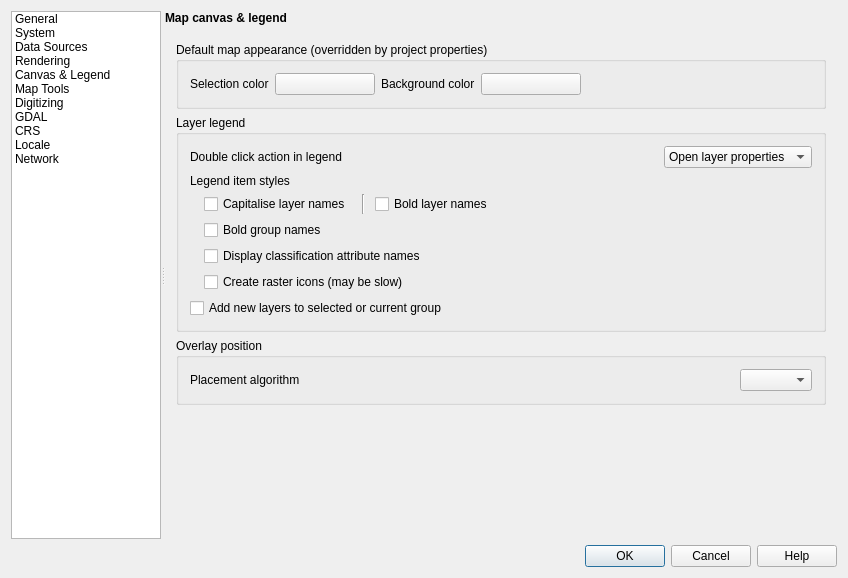
First picture: the form in src/ui/qgsoptionsbase.ui, repository qgis/QGIS, before the edit.
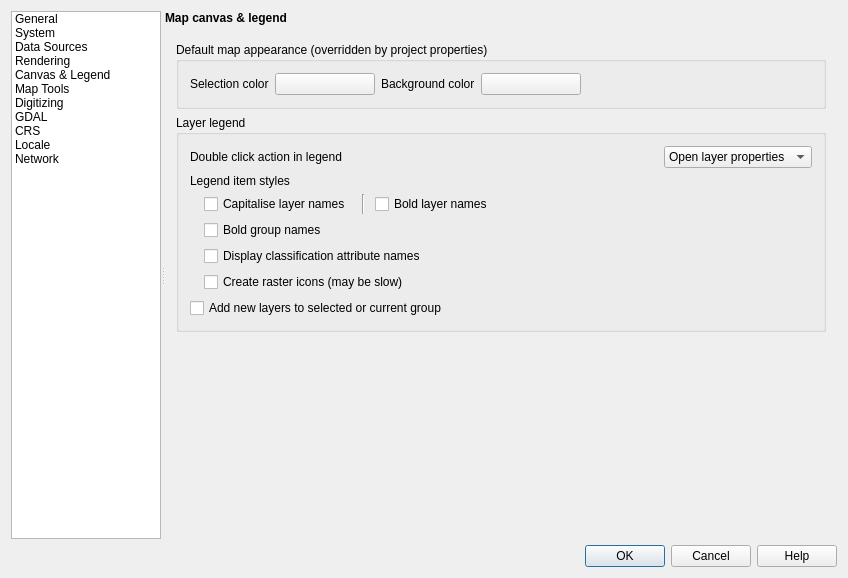
Second picture: the form after the edit. The open tabs and pages were chosen to show the change. Icons and pictures are not drawn. Custom widgets are drawn as their Qt base class.

Commit message: Clean up code related to old overlay object system

Patch:
```diff
--- a/src/ui/qgsoptionsbase.ui
+++ b/src/ui/qgsoptionsbase.ui
@@ -2092,8 +2092,8 @@
                <rect>
                 <x>0</x>
                 <y>0</y>
-                <width>452</width>
-                <height>357</height>
+                <width>687</width>
+                <height>523</height>
                </rect>
               </property>
               <layout class="QVBoxLayout" name="verticalLayout_25">
@@ -2348,38 +2348,6 @@
                  </layout>
                 </widget>
                </item>
-               <item>
-                <widget class="QGroupBox" name="mPositionGroupBox">
-                 <property name="title">
-                  <string>Overlay position</string>
-                 </property>
-                 <layout class="QHBoxLayout" name="horizontalLayout_4">
-                  <item>
-                   <widget class="QLabel" name="mAlgorithmLabel">
-                    <property name="text">
-                     <string>Placement algorithm</string>
-                    </property>
-                   </widget>
-                  </item>
-                  <item>
-                   <spacer>
-                    <property name="orientation">
-                     <enum>Qt::Horizontal</enum>
-                    </property>
-                    <property name="sizeHint" stdset="0">
-                     <size>
-                      <width>221</width>
-                      <height>20</height>
-                     </size>
-                    </property>
-                   </spacer>
-                  </item>
-                  <item>
-                   <widget class="QComboBox" name="mOverlayAlgorithmComboBox"/>
-                  </item>
-                 </layout>
-                </widget>
-               </item>
                <item>
                 <spacer>
                  <property name="orientation">
```
Left out of the diff: 46 changed lines with no effect on the pictures. The commit also changes 32 other files.
